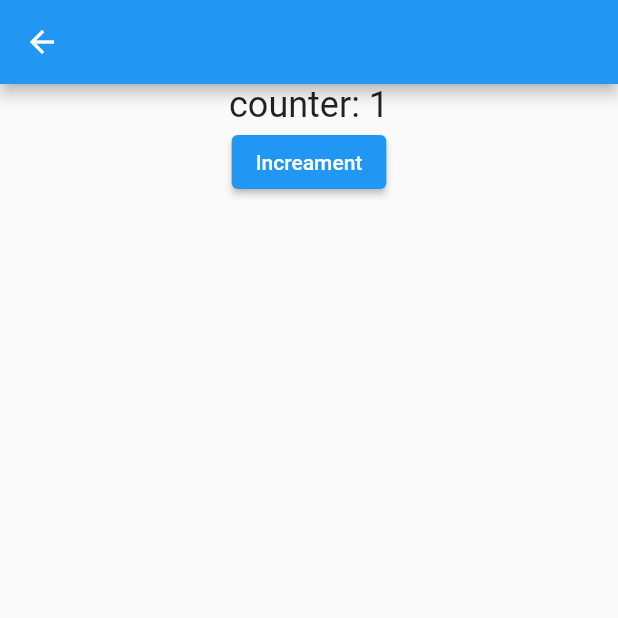
After one commit to jaswinda/widgets, a Flutter app: the screen it shows after launch, after a tap on "Increament", after a tap on "Pass Data Screen", on a phone screen of 412 x 824 dp, the top half of it. The commit adds this screen. Run offline on Flutter 3.47's test engine with Material 2 defaults, Android fonts, the phone set to English and light mode, and no system bars.

Commit message:
PassData

```diff
--- a/lib/home.dart
+++ b/lib/home.dart
@@ -1,14 +1,20 @@
 // ignore_for_file: file_names
-
 import 'package:flutter/material.dart';
 import 'package:widget/random.dart';
 import 'package:widget/screens/classses_and_list.dart';
+import 'package:widget/screens/pass_data.dart';
 import 'package:widget/screens/rowcolumn.dart';
 import 'package:widget/screens/stateful.dart';
 
-class Home extends StatelessWidget {
+class Home extends StatefulWidget {
   const Home({Key? key}) : super(key: key);
 
+  @override
+  State<Home> createState() => _HomeState();
+}
+
+class _HomeState extends State<Home> {
+  int count = 0;
   @override
   Widget build(BuildContext context) {
     return Scaffold(
@@ -46,17 +52,41 @@ class Home extends StatelessWidget {
                 MaterialPageRoute(builder: (context) => const Random()),
               );
             }),
+            Text(
+              'counter ' + count.toString(),
+              style: const TextStyle(fontSize: 24.0),
+            ),
+            ElevatedButton(
+                onPressed: () {
+                  increament();
+                },
+                child: Text('Increament')),
+            myCustomizedButton(context, 'Pass Data Screen', () {
+              Navigator.push(
+                context,
+                MaterialPageRoute(
+                    builder: (context) => PassData(
+                          count: count,
+                          increament: increament,
+                        )),
+              );
+            }),
           ],
         ));
   }
 
+  increament() {
+    setState(() {
+      count += 1;
+    });
+  }
+
   Widget myCustomizedButton(context, text, onpressed) {
     return Center(
-      child: RaisedButton(
+      child: ElevatedButton(
         onPressed: () {
           onpressed();
         },
-        color: Colors.blue,
         child: Text(text),
       ),
     );
--- /dev/null
+++ b/lib/screens/pass_data.dart
@@ -0,0 +1,45 @@
+import 'package:flutter/material.dart';
+
+class PassData extends StatefulWidget {
+  final int count;
+  final increament;
+  const PassData({Key? key, required this.count, required this.increament})
+      : super(key: key);
+
+  @override
+  State<PassData> createState() => _PassDataState(count);
+}
+
+class _PassDataState extends State<PassData> {
+  int count;
+  _PassDataState(this.count);
+
+  @override
+  Widget build(BuildContext context) {
+    return Scaffold(
+      appBar: AppBar(),
+      body: Column(
+        // mainAxisAlignment: MainAxisAlignment.center,
+        children: [
+          Center(
+              child: Text(
+            'counter: ' + count.toString(),
+            style: const TextStyle(fontSize: 24.0),
+          )),
+          ElevatedButton(
+              onPressed: () {
+                increament();
+              },
+              child: const Text('Increament'))
+        ],
+      ),
+    );
+  }
+
+  increament() {
+    setState(() {
+      count += 1;
+    });
+    widget.increament();
+  }
+}
--- a/lib/services/products.dart
+++ b/lib/services/products.dart
@@ -58,7 +58,7 @@ class EnumValues<T> {
   EnumValues(this.map);
 
   Map<T, String> get reverse {
-    reverseMap ??= map.map((k, v) => new MapEntry(v, k));
+    reverseMap;
     return reverseMap;
   }
 }
```
Also changed, not shown: lib/random.dart (+36 -21 lines), lib/screens/myclass.dart (added, +10 -0 lines).
